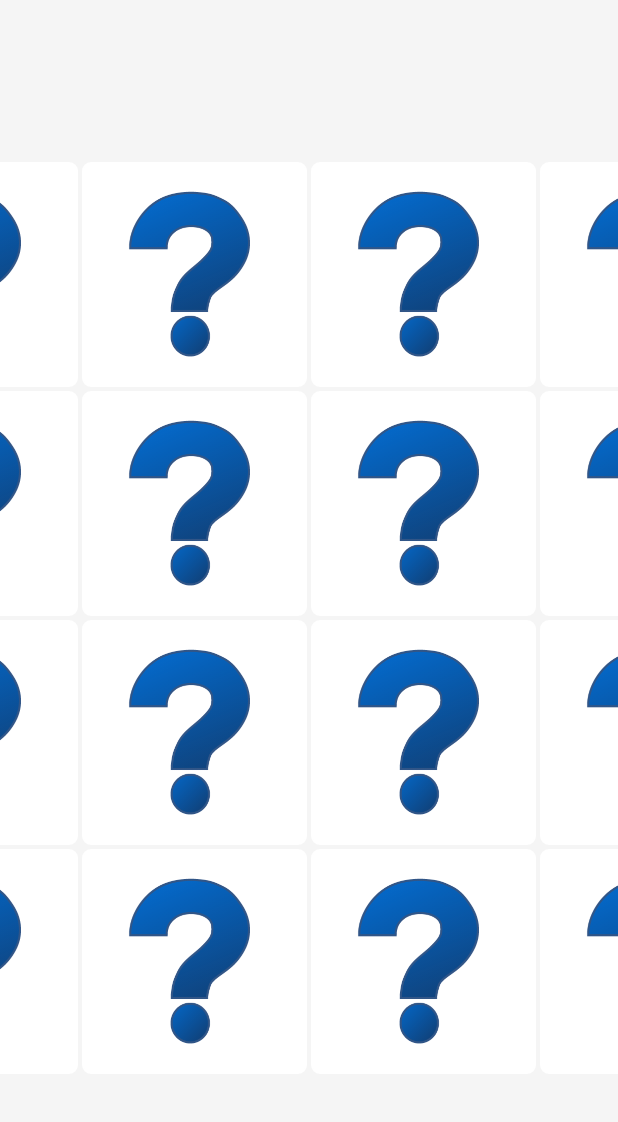
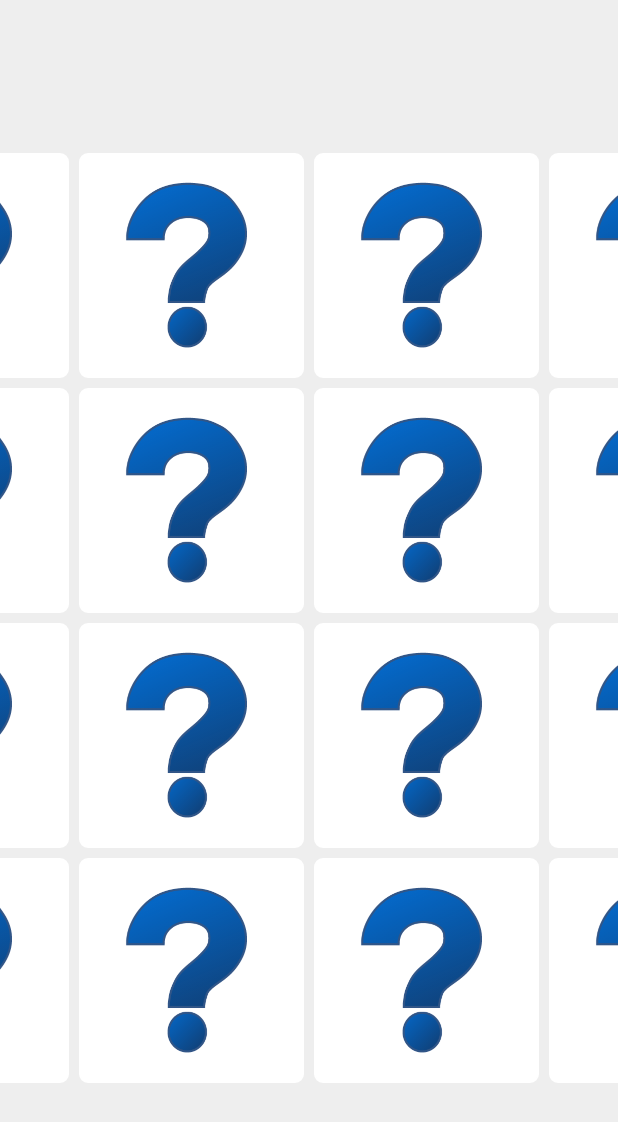
Before and after one commit to ashoksaravan/AToZForKids, an Android app: the layout activity_find_pair.xml on its own in the app's theme, with its tools: preview values and no code run, on a phone screen of 412 x 824 dp. Shown: the top 1122 px of the screen. Run offline under Robolectric (Android 15) with nearby library versions, the phone set to English and light mode, and no system bars.

Commit message:
Bug fixes and improvements.

```diff
--- a/app/src/main/java/com/ashoksm/atozforkids/SliderActivity.java
+++ b/app/src/main/java/com/ashoksm/atozforkids/SliderActivity.java
@@ -113,7 +113,8 @@ public class SliderActivity extends AppCompatActivity {
         addSpellListener(spell);
 
         if (items.get(CURRENT_ITEM).getAudioResource() != 0
-                && sharedPref.getBoolean("sound", true)) {
+                && sharedPref.getBoolean("sound", true)
+                && !"Alphabets".equals(itemName)) {
             MEDIA_PLAYER = MediaPlayer.create(this, items.get(CURRENT_ITEM).getAudioResource());
             playAudio();
         }
@@ -270,7 +271,8 @@ public class SliderActivity extends AppCompatActivity {
                     MEDIA_PLAYER = null;
                 }
                 if (items.get(CURRENT_ITEM).getAudioResource() != 0
-                        && sharedPref.getBoolean("sound", true)) {
+                        && sharedPref.getBoolean("sound", true)
+                        && !"Alphabets".equals(itemName)) {
                     MEDIA_PLAYER = MediaPlayer.create(SliderActivity.this, items.get(CURRENT_ITEM)
                             .getAudioResource());
                 }
--- a/app/src/main/res/layout/activity_find_pair.xml
+++ b/app/src/main/res/layout/activity_find_pair.xml
@@ -2,7 +2,7 @@
     android:id="@+id/find_image_main_view"
     android:layout_width="match_parent"
     android:layout_height="match_parent"
-    android:background="#f5f5f5"
+    android:background="#eeeeee"
     android:gravity="center"
     android:orientation="vertical">
 
@@ -17,7 +17,7 @@
             android:id="@+id/image1"
             android:layout_width="150dp"
             android:layout_height="150dp"
-            android:layout_margin="1dp"
+            android:layout_margin="3dp"
             android:background="@drawable/main_grid_background"
             android:contentDescription="@string/app_name"
             android:src="@drawable/question_mark" />
@@ -26,7 +26,7 @@
             android:id="@+id/image2"
             android:layout_width="150dp"
             android:layout_height="150dp"
-            android:layout_margin="1dp"
+            android:layout_margin="3dp"
             android:background="@drawable/main_grid_background"
             android:contentDescription="@string/app_name"
             android:src="@drawable/question_mark" />
@@ -35,7 +35,7 @@
             android:id="@+id/image3"
             android:layout_width="150dp"
             android:layout_height="150dp"
-            android:layout_margin="1dp"
+            android:layout_margin="3dp"
             android:background="@drawable/main_grid_background"
             android:contentDescription="@string/app_name"
             android:src="@drawable/question_mark" />
@@ -44,7 +44,7 @@
             android:id="@+id/image4"
             android:layout_width="150dp"
             android:layout_height="150dp"
-            android:layout_margin="1dp"
+            android:layout_margin="3dp"
             android:background="@drawable/main_grid_background"
             android:contentDescription="@string/app_name"
             android:src="@drawable/question_mark" />
@@ -62,7 +62,7 @@
             android:id="@+id/image5"
             android:layout_width="150dp"
             android:layout_height="150dp"
-            android:layout_margin="1dp"
+            android:layout_margin="3dp"
             android:background="@drawable/main_grid_background"
             android:contentDescription="@string/app_name"
             android:src="@drawable/question_mark" />
@@ -71,7 +71,7 @@
             android:id="@+id/image6"
             android:layout_width="150dp"
             android:layout_height="150dp"
-            android:layout_margin="1dp"
+            android:layout_margin="3dp"
             android:background="@drawable/main_grid_background"
             android:contentDescription="@string/app_name"
             android:src="@drawable/question_mark" />
@@ -80,7 +80,7 @@
             android:id="@+id/image7"
             android:layout_width="150dp"
             android:layout_height="150dp"
-            android:layout_margin="1dp"
+            android:layout_margin="3dp"
             android:background="@drawable/main_grid_background"
             android:contentDescription="@string/app_name"
             android:src="@drawable/question_mark" />
@@ -89,7 +89,7 @@
             android:id="@+id/image8"
             android:layout_width="150dp"
             android:layout_height="150dp"
-            android:layout_margin="1dp"
+            android:layout_margin="3dp"
             android:background="@drawable/main_grid_background"
             android:contentDescription="@string/app_name"
             android:src="@drawable/question_mark" />
@@ -107,7 +107,7 @@
             android:id="@+id/image9"
             android:layout_width="150dp"
             android:layout_height="150dp"
-            android:layout_margin="1dp"
+            android:layout_margin="3dp"
             android:background="@drawable/main_grid_background"
             android:contentDescription="@string/app_name"
             android:src="@drawable/question_mark" />
@@ -116,7 +116,7 @@
             android:id="@+id/image10"
             android:layout_width="150dp"
             android:layout_height="150dp"
-            android:layout_margin="1dp"
+            android:layout_margin="3dp"
             android:background="@drawable/main_grid_background"
             android:contentDescription="@string/app_name"
             android:src="@drawable/question_mark" />
@@ -125,7 +125,7 @@
             android:id="@+id/image11"
             android:layout_width="150dp"
             android:layout_height="150dp"
-            android:layout_margin="1dp"
+            android:layout_margin="3dp"
             android:background="@drawable/main_grid_background"
             android:contentDescription="@string/app_name"
             android:src="@drawable/question_mark" />
@@ -134,7 +134,7 @@
             android:id="@+id/image12"
             android:layout_width="150dp"
             android:layout_height="150dp"
-            android:layout_margin="1dp"
+            android:layout_margin="3dp"
             android:background="@drawable/main_grid_background"
             android:contentDescription="@string/app_name"
             android:src="@drawable/question_mark" />
@@ -152,7 +152,7 @@
             android:id="@+id/image13"
             android:layout_width="150dp"
             android:layout_height="150dp"
-            android:layout_margin="1dp"
+            android:layout_margin="3dp"
             android:background="@drawable/main_grid_background"
             android:contentDescription="@string/app_name"
             android:src="@drawable/question_mark" />
@@ -161,7 +161,7 @@
             android:id="@+id/image14"
             android:layout_width="150dp"
             android:layout_height="150dp"
-            android:layout_margin="1dp"
+            android:layout_margin="3dp"
             android:background="@drawable/main_grid_background"
             android:contentDescription="@string/app_name"
             android:src="@drawable/question_mark" />
@@ -170,7 +170,7 @@
             android:id="@+id/image15"
             android:layout_width="150dp"
             android:layout_height="150dp"
-            android:layout_margin="1dp"
+            android:layout_margin="3dp"
             android:background="@drawable/main_grid_background"
             android:contentDescription="@string/app_name"
             android:src="@drawable/question_mark" />
@@ -179,7 +179,7 @@
             android:id="@+id/image16"
             android:layout_width="150dp"
             android:layout_height="150dp"
-            android:layout_margin="1dp"
+            android:layout_margin="3dp"
             android:background="@drawable/main_grid_background"
             android:contentDescription="@string/app_name"
             android:src="@drawable/question_mark" />
```
Also changed, not shown: app/src/main/java/com/ashoksm/atozforkids/FindImageActivity.java (+2 -35 lines), app/src/main/java/com/ashoksm/atozforkids/utils/DataStore.java (+11 -12 lines), app/src/main/res/drawable/aeroplane.png, app/src/main/res/drawable/butterfly.png, app/src/main/res/drawable/milk.png (added), app/src/main/res/drawable/rose.png (added).
